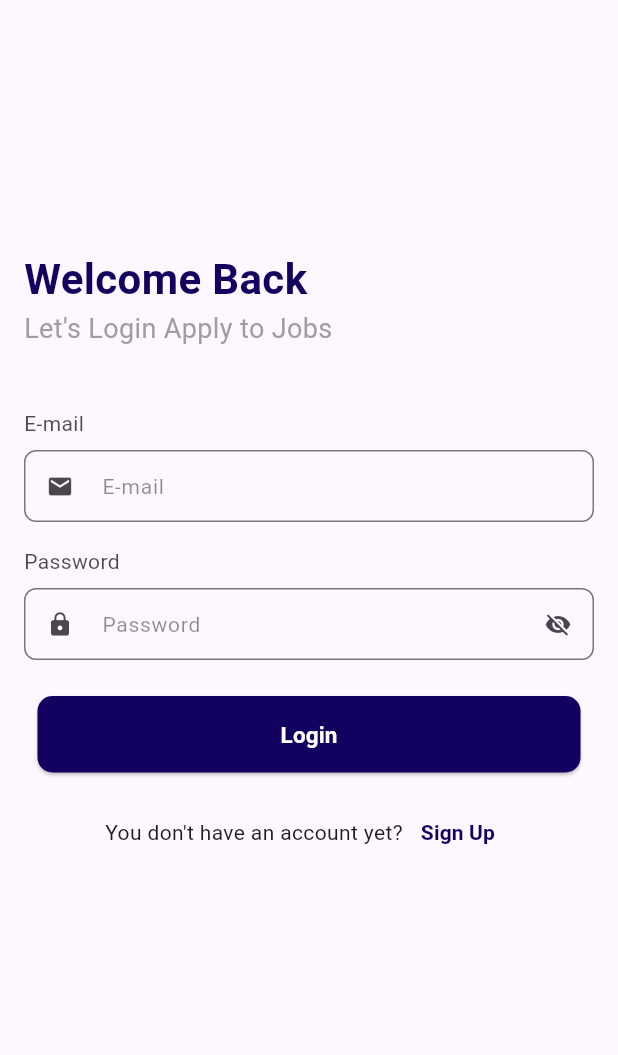
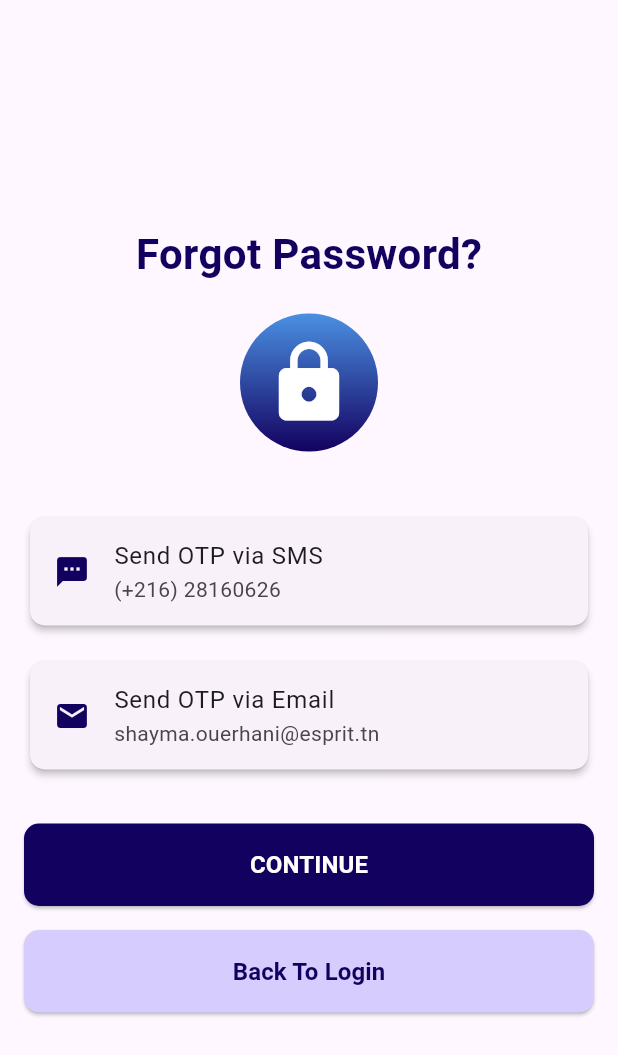
Before and after one commit to shayma-ouerhani/Dam_Flutter, a Flutter app: the LoginScreen screen opened directly, after a tap on "Login", on a phone screen of 412 x 824 dp. Shown: the top 1055 px of the screen. Run offline on Flutter 3.47's test engine with Material 3 defaults, Android fonts, the phone set to English and light mode, and no system bars; our stand-ins replace shared_preferences; accounts and stored records are empty.

Commit message:
forget password et otp

```diff
--- /dev/null
+++ b/lib/features/auth/screens/Forget_Password.dart
@@ -0,0 +1,124 @@
+import 'package:damdleaders_flutter/features/auth/screens/login_screen.dart';
+import 'package:flutter/material.dart';
+
+class ForgetPasswordScreen extends StatelessWidget {
+  @override
+  Widget build(BuildContext context) {
+    return Scaffold(
+      body: Padding(
+        padding: const EdgeInsets.all(16.0),
+        child: Center(
+          child: SingleChildScrollView(
+            child: Column(
+              mainAxisAlignment: MainAxisAlignment.center,
+              crossAxisAlignment: CrossAxisAlignment.center,
+              children: [
+                const Text(
+                  'Forgot Password?',
+                  style: TextStyle(
+                    fontSize: 28,
+                    fontWeight: FontWeight.bold,
+                    color: Color(0xFF130160),
+                  ),
+                ),
+                const SizedBox(height: 20),
+                Container(
+                  padding: const EdgeInsets.all(16),
+                  decoration: const BoxDecoration(
+                    shape: BoxShape.circle,
+                    gradient: LinearGradient(
+                      colors: [Color(0xFF4A90E2), Color(0xFF130160)],
+                      begin: Alignment.topCenter,
+                      end: Alignment.bottomCenter,
+                    ),
+                  ),
+                  child: const Icon(
+                    Icons.lock,
+                    size: 60,
+                    color: Colors.white,
+                  ),
+                ),
+                const SizedBox(height: 40),
+                Card(
+                  elevation: 2,
+                  shape: RoundedRectangleBorder(
+                    borderRadius: BorderRadius.circular(10),
+                  ),
+                  child: const ListTile(
+                    leading: Icon(Icons.sms, color: Color(0xFF130160)),
+                    title: Text('Send OTP via SMS'),
+                    subtitle: Text('(+216) 28160626'),
+                  ),
+                ),
+                const SizedBox(height: 16),
+                Card(
+                  elevation: 2,
+                  shape: RoundedRectangleBorder(
+                    borderRadius: BorderRadius.circular(10),
+                  ),
+                  child: const ListTile(
+                    leading: Icon(Icons.email, color: Color(0xFF130160)),
+                    title: Text('Send OTP via Email'),
+                    subtitle: Text('shayma.ouerhani@esprit.tn'),
+                  ),
+                ),
+                const SizedBox(height: 32),
+                SizedBox(
+                  width: double
+                      .infinity, // Le bouton prendra toute la largeur disponible
+                  child: ElevatedButton(
+                    onPressed: () {
+                      // Logique pour continuer
+                    },
+                    style: ElevatedButton.styleFrom(
+                      backgroundColor: const Color(0xFF130160),
+                      padding: const EdgeInsets.symmetric(vertical: 16),
+                      shape: RoundedRectangleBorder(
+                        borderRadius: BorderRadius.circular(10),
+                      ),
+                    ),
+                    child: const Text(
+                      'CONTINUE',
+                      style: TextStyle(
+                        fontWeight: FontWeight.bold,
+                        fontSize: 16,
+                        color: Colors.white,
+                      ),
+                    ),
+                  ),
+                ),
+                const SizedBox(height: 16),
+                SizedBox(
+                  width: double.infinity,
+                  child: ElevatedButton(
+                    onPressed: () {
+                      Navigator.push(
+                        context,
+                        MaterialPageRoute(builder: (context) => LoginScreen()),
+                      );
+                    },
+                    style: ElevatedButton.styleFrom(
+                      backgroundColor: const Color(0xFFD6CDFE),
+                      padding: const EdgeInsets.symmetric(vertical: 16),
+                      shape: RoundedRectangleBorder(
+                        borderRadius: BorderRadius.circular(10),
+                      ),
+                    ),
+                    child: const Text(
+                      'Back To Login',
+                      style: TextStyle(
+                        fontWeight: FontWeight.bold,
+                        fontSize: 16,
+                        color: Color(0xFF130160),
+                      ),
+                    ),
+                  ),
+                ),
+              ],
+            ),
+          ),
+        ),
+      ),
+    );
+  }
+}
--- a/lib/features/auth/screens/login_screen.dart
+++ b/lib/features/auth/screens/login_screen.dart
@@ -1,3 +1,4 @@
+import 'package:damdleaders_flutter/features/auth/screens/Forget_Password.dart';
 import 'package:damdleaders_flutter/features/auth/screens/register_screen.dart';
 import 'package:damdleaders_flutter/shared/login_text_fields.dart';
 import 'package:flutter/material.dart';
@@ -54,12 +55,35 @@ class LoginScreen extends StatelessWidget {
                   return null;
                 },
               ),
-              const SizedBox(height: 24),
+              Align(
+                alignment: Alignment.centerRight,
+                child: TextButton(
+                  onPressed: () {
+                    Navigator.push(
+                      context,
+                      MaterialPageRoute(
+                          builder: (context) => ForgetPasswordScreen()),
+                    );
+                  },
+                  child: const Text(
+                    'Forget Password?',
+                    style: TextStyle(
+                      color: Color(0xFF130160),
+                      fontWeight: FontWeight.bold,
+                    ),
+                  ),
+                ),
+              ),
+
               // Bouton de connexion
               Center(
                 child: ElevatedButton(
                   onPressed: () {
-                    // Logique pour la connexion
+                    Navigator.push(
+                      context,
+                      MaterialPageRoute(
+                          builder: (context) => ForgetPasswordScreen()),
+                    );
                   },
                   style: ElevatedButton.styleFrom(
                     backgroundColor: Color(0xFF130160),
@@ -90,8 +114,7 @@ class LoginScreen extends StatelessWidget {
                       Navigator.push(
                         context,
                         MaterialPageRoute(
-                        builder: (context) =>
-                            RegisterScreen()),
+                            builder: (context) => RegisterScreen()),
                       );
                     },
                     child: const Text(
--- a/lib/features/auth/screens/register_screen.dart
+++ b/lib/features/auth/screens/register_screen.dart
@@ -19,6 +19,7 @@ class RegisterScreen extends StatelessWidget {
           child: Column(
             crossAxisAlignment: CrossAxisAlignment.start,
             children: [
+              const SizedBox(height: 50),
               const Text(
                 'Create An Account',
                 style: TextStyle(
@@ -147,20 +148,17 @@ class RegisterScreen extends StatelessWidget {
                 children: [
                   const Text("You don't have an account yet?"),
                   TextButton(
-                       onPressed: () {
-                  Navigator.push(
-                    context,
-                    MaterialPageRoute(
-                        builder: (context) =>
-                            LoginScreen()),
-                  );
-                },
+                    onPressed: () {
+                      Navigator.push(
+                        context,
+                        MaterialPageRoute(builder: (context) => LoginScreen()),
+                      );
+                    },
                     child: const Text(
                       'Sign In',
                       style: TextStyle(
                         fontWeight: FontWeight.bold,
-                        color: Color(
-                            0xFF130160),
+                        color: Color(0xFFFF9228),
                       ),
                     ),
                   ),
--- a/lib/features/auth/screens/welcome_screen.dart
+++ b/lib/features/auth/screens/welcome_screen.dart
@@ -8,7 +8,7 @@ void main() {
 class MyApp extends StatelessWidget {
   @override
   Widget build(BuildContext context) {
-    return MaterialApp(
+    return const MaterialApp(
       debugShowCheckedModeBanner: false,
       home: WelcomeScreen(),
     );
@@ -39,7 +39,7 @@ class WelcomeScreen extends StatelessWidget {
               ],
             ),
 
-            Spacer(),
+            const Spacer(),
             Column(
               children: [
                 const Align(
```
Also changed, not shown: lib/features/auth/screens/OTP.dart (added). Lines whose indentation alone changed are shown as unchanged.
